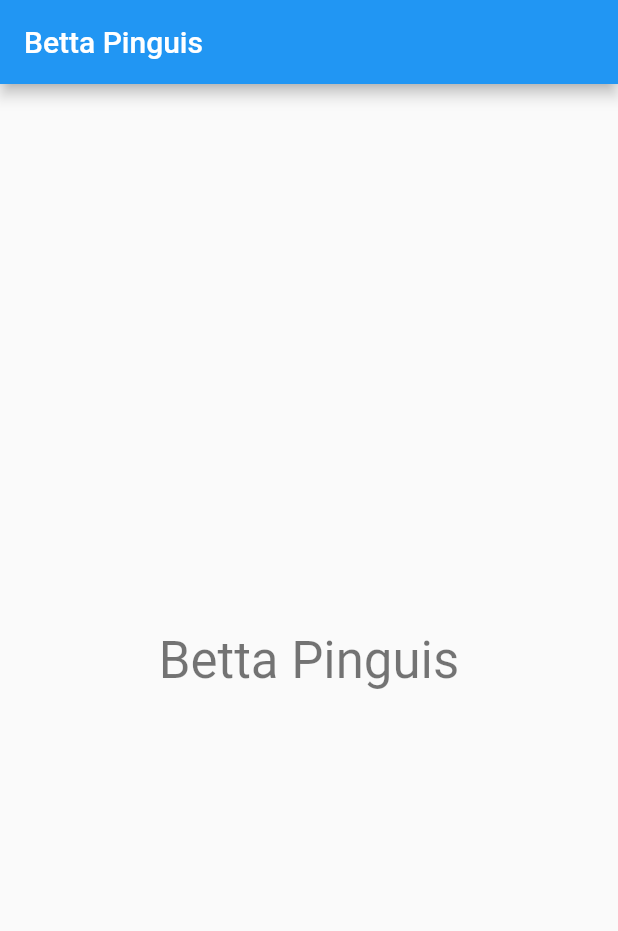
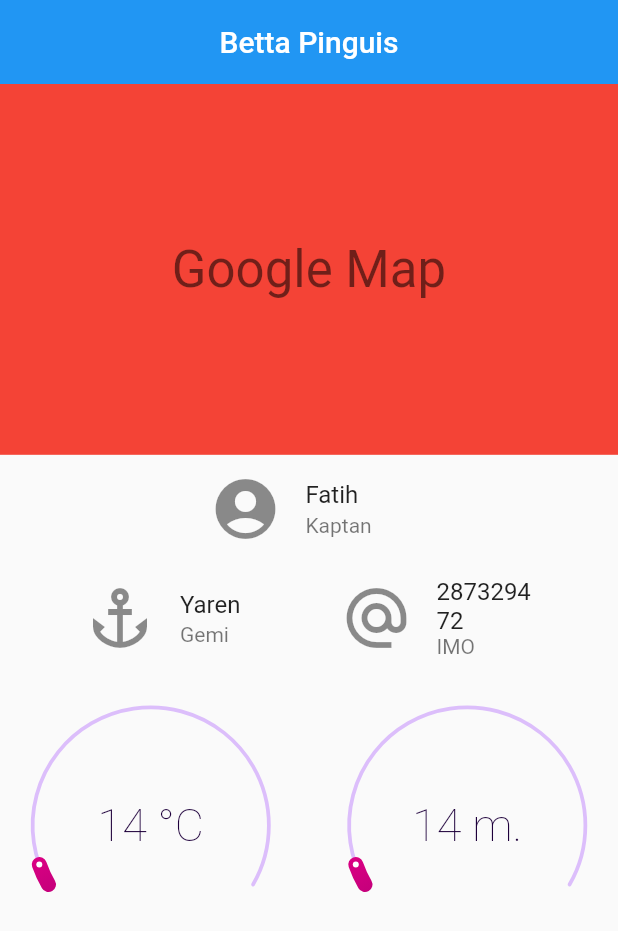
Before and after one commit to fatihatagunn/Betta-Pinguis, a Flutter app: the screen it shows after launch, on a phone screen of 412 x 824 dp. Shown: the top 931 px of the screen. Run offline on Flutter 3.47's test engine with Material 2 defaults, Android fonts, the phone set to English and light mode, and no system bars; drawn by our look-alikes of sleek_circular_slider.

Commit message:
Home page has been created.

```diff
--- /dev/null
+++ b/lib/core/base/state/base_state.dart
@@ -0,0 +1,9 @@
+import 'package:flutter/material.dart';
+
+abstract class BaseState<T extends StatefulWidget> extends State<T> {
+  ThemeData get themeData => Theme.of(context);
+
+  double dynamicHeight(double value) => MediaQuery.of(context).size.height * value;
+
+  double dynamicWidth(double value) => MediaQuery.of(context).size.width * value;
+}
--- a/lib/main.dart
+++ b/lib/main.dart
@@ -1,3 +1,4 @@
+import 'package:bettapinguis/view/home/view/home_view.dart';
 import 'package:flutter/material.dart';
 
 void main() {
@@ -9,49 +10,15 @@ class MyApp extends StatelessWidget {
   Widget build(BuildContext context) {
     return MaterialApp(
       title: 'Betta Pinguis',
+      debugShowCheckedModeBanner: false,
       theme: ThemeData(
         primarySwatch: Colors.blue,
         visualDensity: VisualDensity.adaptivePlatformDensity,
       ),
-      home: MyHomePage(title: 'Betta Pinguis'),
-    );
-  }
-}
-
-class MyHomePage extends StatefulWidget {
-  MyHomePage({Key key, this.title}) : super(key: key);
-
-  final String title;
-
-  @override
-  _MyHomePageState createState() => _MyHomePageState();
-}
-
-class _MyHomePageState extends State<MyHomePage> {
-  int _counter = 0;
-
-  void _incrementCounter() {
-    setState(() {
-      _counter++;
-    });
-  }
-
-  @override
-  Widget build(BuildContext context) {
-    return Scaffold(
-      appBar: AppBar(
-        title: Text(widget.title),
-      ),
-      body: Center(
-        child: Column(
-          mainAxisAlignment: MainAxisAlignment.center,
-          children: <Widget>[
-            Text(
-              widget.title,
-              style: Theme.of(context).textTheme.headline4,
-            ),
-          ],
-        ),
+      home: MyHomePage(
+        captainName: 'Fatih',
+        shipName: 'Yaren',
+        imo: '287329472',
       ),
     );
   }
--- /dev/null
+++ b/lib/view/home/view/home_view.dart
@@ -0,0 +1,124 @@
+import 'package:bettapinguis/core/base/state/base_state.dart';
+import 'package:sleek_circular_slider/sleek_circular_slider.dart';
+import 'package:flutter/material.dart';
+
+class MyHomePage extends StatefulWidget {
+  MyHomePage({Key key, this.captainName, this.shipName, this.imo}) : super(key: key);
+
+  final String captainName;
+  final String shipName;
+  final String imo;
+
+  @override
+  _MyHomePageState createState() => _MyHomePageState();
+}
+
+class _MyHomePageState extends BaseState<MyHomePage> {
+  @override
+  Widget build(BuildContext context) {
+    return Scaffold(
+      body: CustomScrollView(
+        slivers: <Widget>[
+          SliverAppBar(
+            centerTitle: true,
+            title: Text('Betta Pinguis'),
+          ),
+          SliverList(
+            delegate: SliverChildListDelegate(
+              /* Children */
+              [
+                Container(
+                  width: dynamicWidth(1),
+                  height: dynamicHeight(0.3),
+                  color: Colors.red,
+                  child: Center(
+                    child: Text(
+                      'Google Map',
+                      style: Theme.of(context).textTheme.headline4,
+                    ),
+                  ),
+                ),
+                Center(
+                  child: Container(
+                    width: dynamicWidth(0.4),
+                    child: ListTile(
+                      leading: Icon(Icons.account_circle_rounded, size: 48),
+                      title: Text(widget.captainName),
+                      subtitle: Text('Kaptan'),
+                    ),
+                  ),
+                ),
+              ],
+            ),
+          ),
+          SliverGrid.count(
+            mainAxisSpacing: 10.0,
+            crossAxisSpacing: 10.0,
+            childAspectRatio: 2.2,
+            crossAxisCount: 2,
+            children: [
+              Padding(
+                padding: const EdgeInsets.fromLTRB(40, 1, 0, 1),
+                child: ListTile(
+                  leading: Icon(Icons.anchor, size: 48),
+                  title: Text(widget.shipName),
+                  subtitle: Text('Gemi'),
+                ),
+              ),
+              Padding(
+                padding: const EdgeInsets.fromLTRB(0, 1, 40, 1),
+                child: ListTile(
+                  leading: Icon(Icons.alternate_email, size: 48),
+                  title: Text(widget.imo),
+                  subtitle: Text('IMO'),
+                ),
+              ),
+            ],
+          ),
+          SliverGrid.count(
+            mainAxisSpacing: 10.0,
+            crossAxisSpacing: 10.0,
+            childAspectRatio: 1.2,
+            crossAxisCount: 2,
+            children: [
+              SleekCircularSlider(
+                appearance: CircularSliderAppearance(
+                  customWidths: CustomSliderWidths(progressBarWidth: 10),
+                  infoProperties: InfoProperties(
+                    modifier: (value) {
+                      final roundedValue = value.ceil().toInt().toString();
+                      return '$roundedValue °C';
+                    },
+                  ),
+                ),
+                min: 10,
+                max: 100,
+                initialValue: 14,
+                onChange: (value) {
+                  print(value);
+                },
+              ),
+              SleekCircularSlider(
+                appearance: CircularSliderAppearance(
+                  customWidths: CustomSliderWidths(progressBarWidth: 10),
+                  infoProperties: InfoProperties(
+                    modifier: (value) {
+                      final roundedValue = value.ceil().toInt().toString();
+                      return '$roundedValue m.';
+                    },
+                  ),
+                ),
+                min: 10,
+                max: 100,
+                initialValue: 14,
+                onChange: (value) {
+                  print(value);
+                },
+              ),
+            ],
+          ),
+        ],
+      ),
+    );
+  }
+}
--- a/pubspec.yaml
+++ b/pubspec.yaml
@@ -28,6 +28,7 @@ dependencies:
   # The following adds the Cupertino Icons font to your application.
   # Use with the CupertinoIcons class for iOS style icons.
   cupertino_icons: ^1.0.0
+  sleek_circular_slider: ^1.2.0+web
 
 dev_dependencies:
   flutter_test:
```
Also changed, not shown: pubspec.lock, 2 other files.
